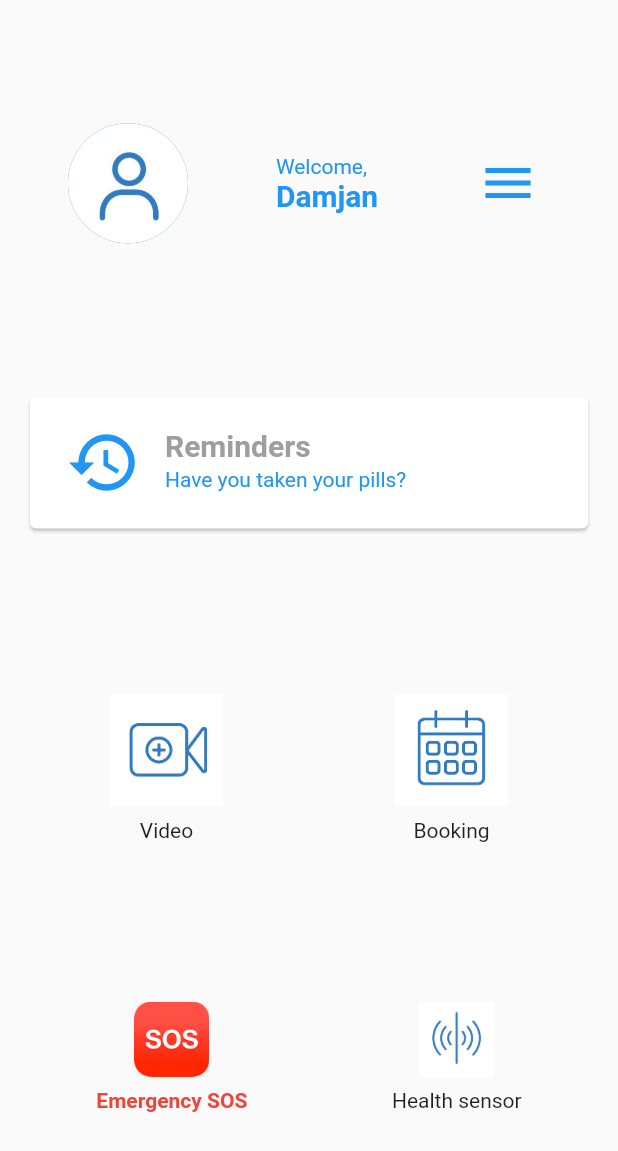
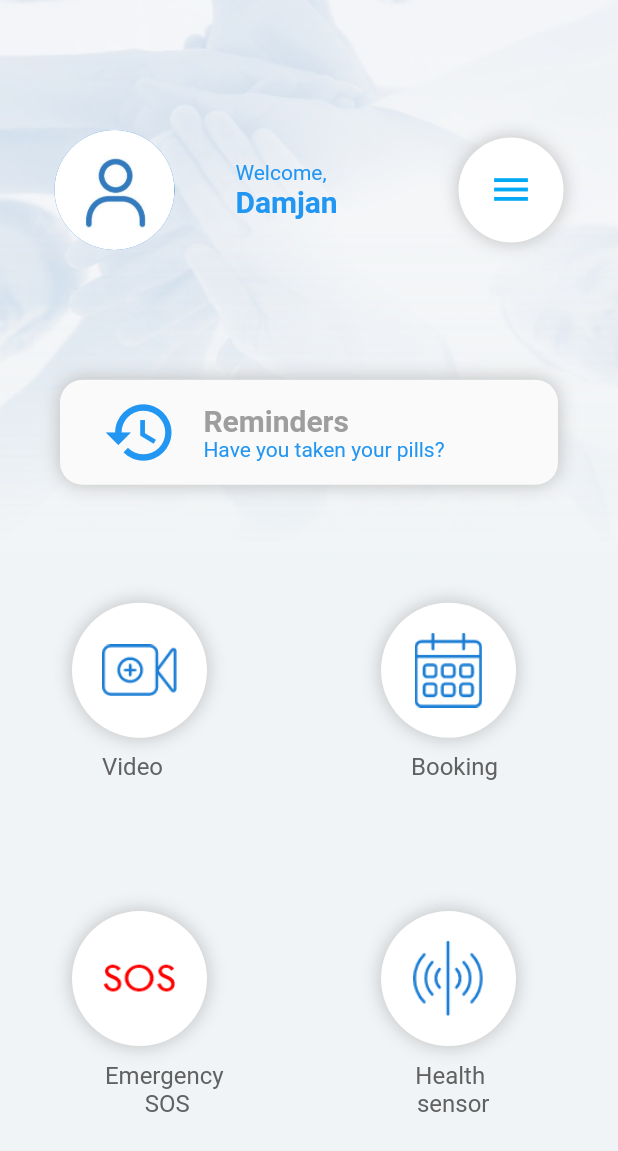
Before and after one commit to stefo231/hss_app, a Flutter app: the Home screen opened directly, on a phone screen of 412 x 824 dp. Shown: the top 1151 px of the screen. Run offline on Flutter 3.47's test engine with Material 2 defaults, Android fonts, the phone set to English and light mode, and no system bars; our stand-ins replace font_awesome_flutter.

Commit message:
code refactoring

```diff
--- a/lib/components/back_circle_button.dart
+++ b/lib/components/circle_button.dart
@@ -1,9 +1,12 @@
 import 'package:flutter/material.dart';
+import 'package:font_awesome_flutter/font_awesome_flutter.dart';
 
-class BackCircleButton extends StatelessWidget {
-  BackCircleButton({@required this.onTap});
+class CircleButton extends StatelessWidget {
+  CircleButton({@required this.onTap, this.img, this.icon});
 
   final Function onTap;
+  final Image img;
+  final Icon icon;
 
   @override
   Widget build(BuildContext context) {
@@ -11,17 +14,13 @@ class BackCircleButton extends StatelessWidget {
       onTap: onTap,
       child: Container(
         margin: EdgeInsets.only(left: 40.0),
-        child: Icon(
-          Icons.arrow_back_ios,
-          color: Colors.blue,
-          size: 30,
-        ),
-        padding: EdgeInsets.all(10.0),
+        child: img ?? icon,
+        padding: EdgeInsets.all(20.0),
         decoration: BoxDecoration(
-          color: Colors.grey[100],
-          // color: Colors.white,
+          // color: Colors.grey[100],
+          color: Colors.white,
           // color: Color(0xFFDFE6EE),
-          borderRadius: BorderRadius.circular(50),
+          borderRadius: BorderRadius.circular(100),
           boxShadow: [
             BoxShadow(
               color: Colors.grey[400],
--- /dev/null
+++ b/lib/components/custom_button_two.dart
@@ -0,0 +1,75 @@
+import 'package:flutter/material.dart';
+
+class CustomButtonTwo extends StatelessWidget {
+  CustomButtonTwo({
+    @required this.title,
+    @required this.subtitle,
+    @required this.icon,
+  });
+
+  final String title;
+  final String subtitle;
+  final Icon icon;
+
+  @override
+  Widget build(BuildContext context) {
+    return GestureDetector(
+      onTap: () {
+        print('Reminders taped');
+      },
+      child: Container(
+          margin: EdgeInsets.only(
+            left: 40.0,
+            right: 40.0,
+          ),
+          padding: EdgeInsets.only(
+            top: 10.0,
+            bottom: 10.0,
+          ),
+          decoration: BoxDecoration(
+            color: Colors.grey[50],
+            // color: Colors.white,
+            // color: Color(0xFFDFE6EE),
+            //shape: BoxShape.rectangle,
+            borderRadius: BorderRadius.circular(15.0),
+            boxShadow: [
+              BoxShadow(
+                color: Colors.grey[400],
+                blurRadius: 10.0,
+              ),
+            ],
+          ),
+          child: Container(
+            margin: EdgeInsets.only(left: 20.0),
+            child: Row(
+              mainAxisAlignment: MainAxisAlignment.spaceAround,
+              children: [
+                icon,
+                Column(
+                  crossAxisAlignment: CrossAxisAlignment.start,
+                  children: [
+                    Text(
+                      title,
+                      style: TextStyle(
+                          color: Colors.grey,
+                          fontWeight: FontWeight.bold,
+                          fontSize: 20.0),
+                    ),
+                    Text(
+                      subtitle,
+                      style: TextStyle(
+                        color: Colors.blue,
+                      ),
+                    ),
+                  ],
+                ),
+                SizedBox(
+                  width: 50.0,
+                  height: 50.0,
+                )
+              ],
+            ),
+          )),
+    );
+  }
+}
--- /dev/null
+++ b/lib/components/large_circle_button.dart
@@ -0,0 +1,45 @@
+import 'package:flutter/material.dart';
+import 'circle_button.dart';
+
+class LargeCircleButton extends StatelessWidget {
+  LargeCircleButton({this.title, this.img});
+
+  final String title;
+  final Image img;
+
+  @override
+  Widget build(BuildContext context) {
+    return Expanded(
+      flex: 1,
+      child: Container(
+        //color: Colors.green,
+        child: Padding(
+          padding: const EdgeInsets.all(8.0),
+          child: Column(
+            crossAxisAlignment: CrossAxisAlignment.start,
+            children: [
+              CircleButton(
+                onTap: () {
+                  print('Health sensor pressed.');
+                },
+                img: img,
+              ),
+              Padding(
+                padding: const EdgeInsets.only(left: 60.0, top: 10.0),
+                child: Text(
+                  title,
+                  textAlign: TextAlign.center,
+                  style: TextStyle(
+                    fontSize: 16.0,
+                    fontWeight: FontWeight.normal,
+                    color: Colors.grey[700],
+                  ),
+                ),
+              ),
+            ],
+          ),
+        ),
+      ),
+    );
+  }
+}
--- a/lib/main.dart
+++ b/lib/main.dart
@@ -14,8 +14,8 @@ class App extends StatelessWidget {
     return MaterialApp(
       home: Scaffold(
         body: SafeArea(
-          //child: LogInScreen(),
-          child: LogInScreenDoctor(),
+          child: LogInScreen(),
+          // child: LogInScreenDoctor(),
           // child: Home(),
         ),
       ),
--- a/lib/screens/home.dart
+++ b/lib/screens/home.dart
@@ -1,10 +1,22 @@
 import 'package:flutter/material.dart';
+import 'package:hss_app/components/circle_button.dart';
+import 'package:hss_app/components/large_circle_button.dart';
+import 'package:hss_app/components/custom_button_two.dart';
+import 'package:font_awesome_flutter/font_awesome_flutter.dart';
 
 class Home extends StatelessWidget {
   @override
   Widget build(BuildContext context) {
     return Scaffold(
-      body: Column(
+      body: Center(
+        child: Container(
+          decoration: BoxDecoration(
+            image: DecorationImage(
+              image: AssetImage('images/group_372.jpg'),
+              fit: BoxFit.fill,
+            ),
+          ),
+          child: Column(
             mainAxisAlignment: MainAxisAlignment.spaceEvenly,
             children: [
               Padding(
@@ -33,117 +45,74 @@ class Home extends StatelessWidget {
                         )
                       ],
                     ),
-                //Change Icon to Image from Assets
-                Ink(
-                  decoration: const ShapeDecoration(
-                    shape: CircleBorder(),
-                  ),
-                  child: IconButton(
+                    CircleButton(
+                      onTap: () {
+                        print('Open Menu!');
+                      },
                       icon: Icon(
                         Icons.menu,
-                    ),
-                    iconSize: 40.0,
-                    color: Colors.blue,
-                    onPressed: () {},
+                        color: Colors.lightBlue,
+                        size: 30,
                       ),
                     )
                   ],
                 ),
               ),
-          Padding(
-            padding: const EdgeInsets.all(16.0),
-            child: Card(
-              child: Padding(
-                padding: const EdgeInsets.all(8.0),
-                //Change Icon to Image from Assets
-                child: ListTile(
-                  leading: Icon(
+              CustomButtonTwo(
+                icon: Icon(
                   Icons.restore,
                   color: Colors.blue,
                   size: 50.0,
                 ),
-                  title: Text(
-                    "Reminders",
-                    style: TextStyle(
-                        color: Colors.grey,
-                        fontWeight: FontWeight.bold,
-                        fontSize: 20.0),
+                title: "Reminders",
+                subtitle: 'Have you taken your pills?',
               ),
-                  subtitle: Text(
-                    'Have you taken your pills?',
-                    style: TextStyle(
-                      color: Colors.blue,
+
+              //FOUR CIRCULAR BUTTONS
+              Row(
+                //mainAxisAlignment: MainAxisAlignment.spaceBetween,
+                children: [
+                  LargeCircleButton(
+                    img: Image.asset(
+                      'images/video.png',
+                      height: 50.0,
+                      width: 50.0,
                     ),
+                    title: 'Video',
                   ),
+                  LargeCircleButton(
+                    img: Image.asset(
+                      'images/booking.png',
+                      height: 50.0,
+                      width: 50.0,
                     ),
-              ),
-            ),
-          ),
-          Padding(
-            padding: const EdgeInsets.all(16.0),
-            child: Row(
-              mainAxisAlignment: MainAxisAlignment.spaceAround,
-              children: [
-                Column(
-                  mainAxisSize: MainAxisSize.min,
-                  children: [
-                    IconButton(
-                      icon: Image.asset("images/hss_video.png"),
-                      iconSize: 75.0,
-                      onPressed: () {},
-                    ),
-                    Text('Video')
-                  ],
-                ),
-                Column(
-                  children: [
-                    IconButton(
-                      icon: Image.asset("images/hss_booking.png"),
-                      iconSize: 75.0,
-                      color: Colors.blue,
-                      onPressed: () {},
-                    ),
-                    Text('Booking')
-                  ],
+                    title: 'Booking',
                   ),
                 ],
               ),
+              Row(
+                children: [
+                  LargeCircleButton(
+                    img: Image.asset(
+                      'images/SOS.png',
+                      height: 50.0,
+                      width: 50.0,
                     ),
-          Padding(
-            padding: const EdgeInsets.all(16.0),
-            child: Row(
-              mainAxisAlignment: MainAxisAlignment.spaceAround,
-              children: [
-                Column(
-                  children: [
-                    IconButton(
-                      icon: Image.asset("images/sos_helper.jpg"),
-                      iconSize: 50.0,
-                      color: Colors.red,
-                      onPressed: () {},
+                    title: 'Emergency \n SOS',
                   ),
-                    Text(
-                      'Emergency SOS',
-                      style: TextStyle(
-                          color: Colors.red, fontWeight: FontWeight.bold),
+                  LargeCircleButton(
+                    img: Image.asset(
+                      'images/health_sensor.png',
+                      height: 50.0,
+                      width: 50.0,
+                    ),
+                    title: 'Health \n sensor',
                   ),
                 ],
-                ),
-                Column(
-                  children: [
-                    IconButton(
-                      icon: Image.asset("images/hss_health_sensor.png"),
-                      iconSize: 50.0,
-                      color: Colors.blue,
-                      onPressed: () {},
-                    ),
-                    Text('Health sensor')
-                  ],
-                ),
+              )
             ],
           ),
         ),
-        ],
       ),
     );
   }
--- a/lib/screens/login_doctor.dart
+++ b/lib/screens/login_doctor.dart
@@ -1,5 +1,6 @@
 import 'package:flutter/material.dart';
-import 'package:hss_app/components/back_circle_button.dart';
+import 'package:font_awesome_flutter/font_awesome_flutter.dart';
+import 'package:hss_app/components/circle_button.dart';
 import 'package:hss_app/components/custom_textinput.dart';
 import 'package:hss_app/components/custom_button.dart';
 
@@ -25,11 +26,16 @@ class _LogInScreenDoctorState extends State<LogInScreenDoctor> {
             Row(
               mainAxisAlignment: MainAxisAlignment.start,
               children: [
-                BackCircleButton(
+                CircleButton(
                   onTap: () {
                     print('Ouch!');
                     //Navigator.pop(context);
                   },
+                  icon: Icon(
+                    Icons.arrow_back_ios,
+                    color: Colors.blue,
+                    size: 30,
+                  ),
                 ),
               ],
             ),
```
Also changed, not shown: images/SOS.png (added), images/booking.png (added), images/health_sensor.png (added), images/hss_booking.png (deleted), images/hss_hamburger_menu.jpg (deleted), images/hss_health_sensor.png (deleted), images/hss_reminder.png (deleted), images/hss_video.png (deleted), images/sos_helper.jpg (deleted), images/video.png (added). Lines whose indentation alone changed are shown as unchanged.
